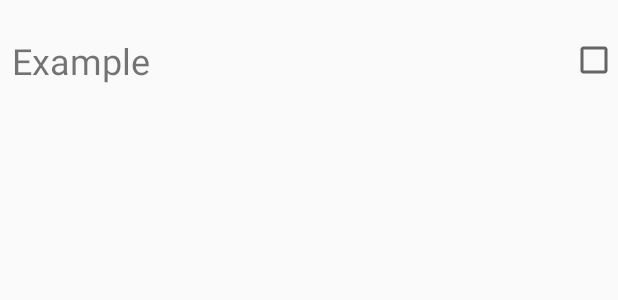
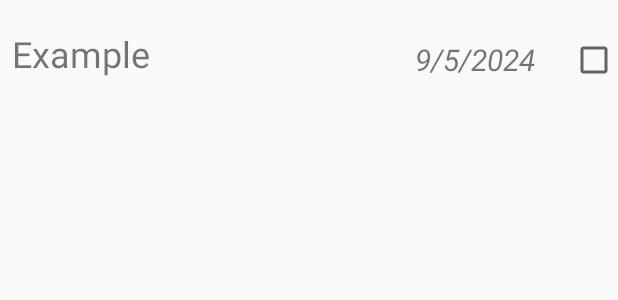
Before and after one commit to AndreiVoicea2/TodoList, an Android app built with Jetpack Compose: the layout item_todo.xml on its own in the app's theme, with its tools: preview values and no code run, on a phone screen of 412 x 824 dp. Shown: the top 300 px of the screen. Run offline under Robolectric (Android 15) with nearby library versions, the phone set to English and light mode, and no system bars.

Commit message:
Update_4

```diff
--- a/app/src/main/java/com/example/todolist/TodoAdapter.kt
+++ b/app/src/main/java/com/example/todolist/TodoAdapter.kt
@@ -16,6 +16,8 @@ import com.google.firebase.database.DatabaseError
 import com.google.firebase.database.DatabaseReference
 import com.google.firebase.database.FirebaseDatabase
 import com.google.firebase.database.ValueEventListener
+import org.w3c.dom.Text
+import java.text.SimpleDateFormat
 import java.util.Locale
 import kotlin.concurrent.thread
 
@@ -100,8 +102,12 @@ class TodoAdapter(private val todos: MutableList<Todo>) : RecyclerView.Adapter<T
         holder.itemView.apply{
 
             val tvTodoTitle: TextView = findViewById(R.id.tvTodoTitle)
+            val tvTodoDate: TextView = findViewById(R.id.tvTodoDate)
             val cbDone: CheckBox = findViewById(R.id.cbDone)
             tvTodoTitle.text = curTodo.getTitle()
+            val myFormat = "dd-MM-yyyy"
+            val sdf = SimpleDateFormat(myFormat, Locale.UK)
+            tvTodoDate.setText(sdf.format(curTodo.getDate()))
             cbDone.isChecked = curTodo.getisChecked()
 
 
--- a/app/src/main/res/layout/item_todo.xml
+++ b/app/src/main/res/layout/item_todo.xml
@@ -6,25 +6,40 @@
     android:layout_height="80dp">
 
 
-
     <TextView
         android:id="@+id/tvTodoTitle"
-        android:layout_width="0dp"
-        android:layout_height="wrap_content"
+        android:layout_width="265dp"
+        android:layout_height="41dp"
+        android:paddingStart="8dp"
+        android:paddingEnd="8dp"
         android:text="Example"
         android:textSize="24sp"
         app:layout_constraintBottom_toBottomOf="parent"
-        app:layout_constraintEnd_toStartOf="@+id/cbDone"
         app:layout_constraintStart_toStartOf="parent"
         app:layout_constraintTop_toTopOf="parent"
-        tools:ignore="MissingConstraints"
+        tools:ignore="MissingConstraints" />
+
+    <TextView
+        android:id="@+id/tvTodoDate"
+        android:layout_width="116dp"
+        android:layout_height="41dp"
+        android:gravity="center_vertical"
         android:paddingStart="8dp"
-        android:paddingEnd="8dp"/>
+        android:paddingEnd="8dp"
+        android:text=" 9/5/2024"
+        android:textSize="20sp"
+        android:textStyle="italic"
+        app:layout_constraintBottom_toBottomOf="parent"
+        app:layout_constraintEnd_toStartOf="@+id/cbDone"
+        app:layout_constraintHorizontal_bias="1.0"
+        app:layout_constraintStart_toEndOf="@+id/tvTodoTitle"
+        app:layout_constraintTop_toTopOf="parent"
+        tools:ignore="MissingConstraints" />
 
     <CheckBox
         android:id="@+id/cbDone"
         android:layout_width="wrap_content"
-        android:layout_height="wrap_content"
+        android:layout_height="41dp"
         app:layout_constraintBottom_toBottomOf="parent"
         app:layout_constraintEnd_toEndOf="parent"
         app:layout_constraintTop_toTopOf="parent"
```
Also changed, not shown: app/src/main/java/com/example/todolist/MainActivity.kt (+28 -2 lines), app/src/main/java/com/example/todolist/Todo.kt (+24 -2 lines), app/src/main/res/layout/activity_main.xml (+12 -1 lines).
